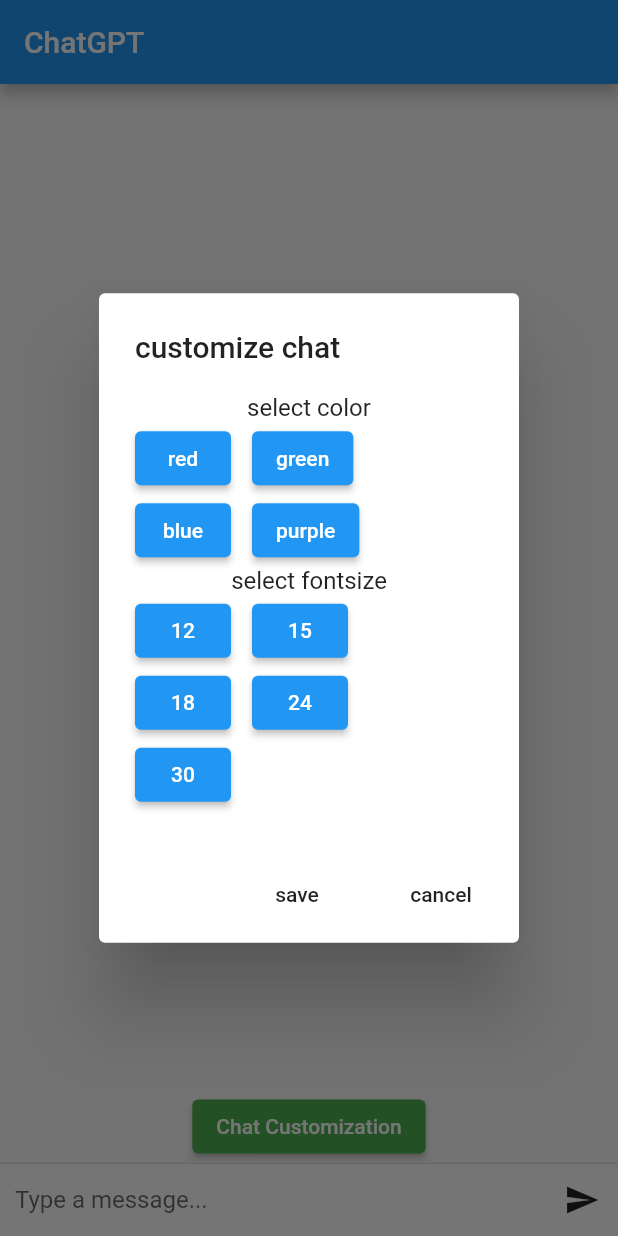
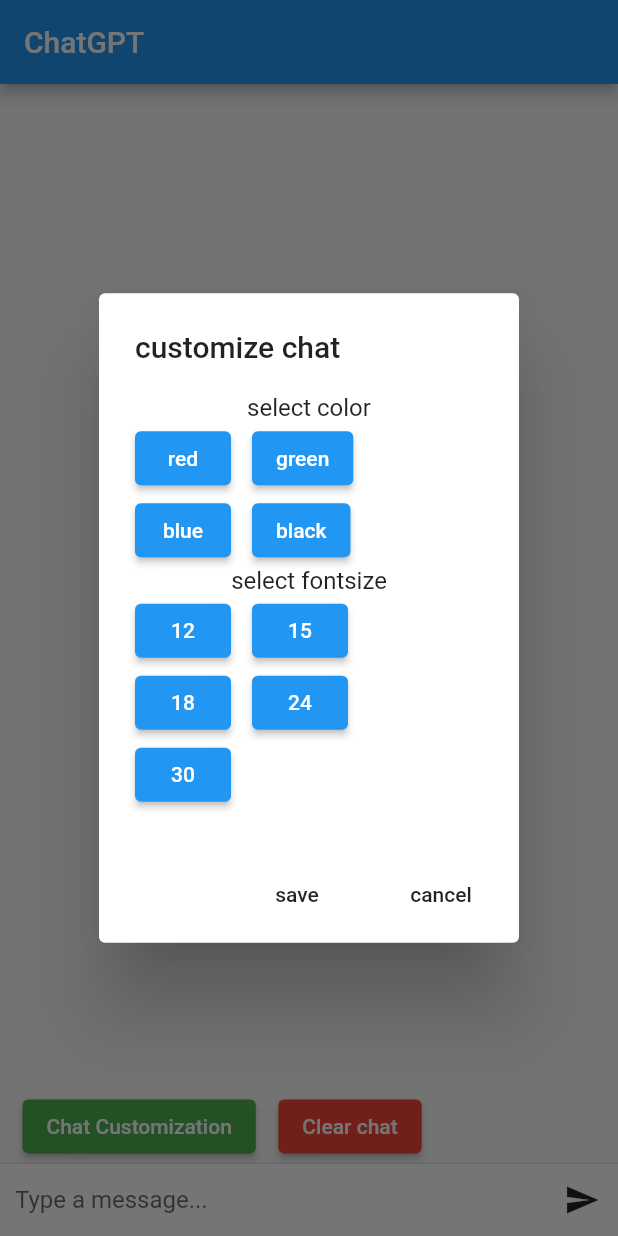
Before and after one commit to md-ali2001/interneepk-TSK-000-175-chatgpt.mobileapp, a Flutter app: the screen it shows after launch, after a tap on "Chat Customization", on a phone screen of 412 x 824 dp. Run offline on Flutter 3.47's test engine with Material 2 defaults, Android fonts, the phone set to English and light mode, and no system bars.

Commit message:
added clear chat button and black color option

```diff
--- a/lib/chat_screen.dart
+++ b/lib/chat_screen.dart
@@ -41,16 +41,18 @@ class _ChatGPTScreenState extends State<ChatGPTScreen> {
             Row(children: [
               ElevatedButton(onPressed: (){optedcolor=Colors.red;}, child: Text('red')),
               Padding(
-                padding: const EdgeInsets.only(left:14),
+                padding: const EdgeInsets.only(left:14,right:14),
                 child: ElevatedButton(onPressed: (){optedcolor=Colors.green;}, child: Text('green')),
               ),
+
+
             ],),
 
             Row(children: [
               ElevatedButton(onPressed: (){optedcolor=Colors.blue;}, child: Text('blue')),
               Padding(
                 padding: const EdgeInsets.only(left:14),
-                child: ElevatedButton(onPressed: (){optedcolor=Colors.purple;}, child: Text('purple')),
+                child: ElevatedButton(onPressed: (){optedcolor=Colors.black;}, child: Text('black')),
               )
             ],),
 
@@ -173,9 +175,20 @@ class _ChatGPTScreenState extends State<ChatGPTScreen> {
               },
             ),
           ),
-          ElevatedButton(onPressed: chatcustomize, child: Text("Chat Customization"),style:ButtonStyle(
-            backgroundColor: MaterialStateProperty.all(Colors.green),
-          )),
+
+          Row(children: [
+            Padding(
+              padding: const EdgeInsets.only(left:15,right:15),
+              child: ElevatedButton(onPressed: chatcustomize, child: Text("Chat Customization"),style:ButtonStyle(
+                backgroundColor: MaterialStateProperty.all(Colors.green))),
+            ),
+              ElevatedButton(onPressed: (){_messages.clear() ;}, child: Text("Clear chat"),style:ButtonStyle(
+                backgroundColor: MaterialStateProperty.all(Colors.red),
+              )),
+
+
+          ],),
+
           Divider(height: 1.0),
           Container(
             decoration: BoxDecoration(color: Theme.of(context).cardColor),
```
